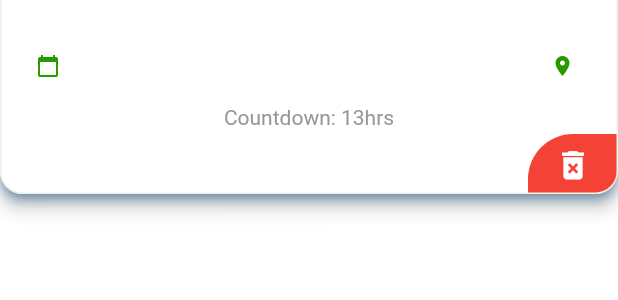
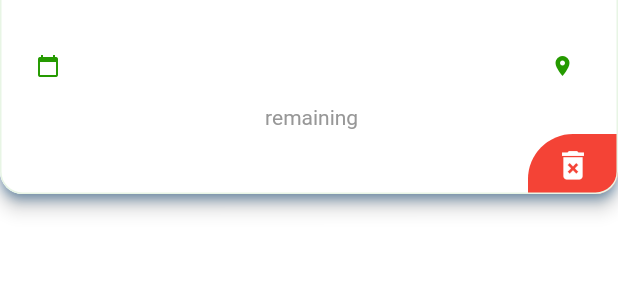
Before and after one commit to ElieBamunoba/MyTimeTable, a Flutter app: the UpcomingUnitCard widget shown alone on an empty page, opened directly with empty values, after a tap on the "delete forever" icon, on a phone screen of 412 x 824 dp. Shown: the part 130-430 px from the top of the screen. Run offline on Flutter 3.47's test engine with Material 2 defaults, Android fonts, the phone set to English and light mode, and no system bars; our stand-ins replace equatable, flutter_bloc, flutter_svg, fluttertoast, shared_preferences; accounts and stored records are empty; Roboto replaces fonts that are missing (Montserrat); statements that could not run were skipped.

Commit message:
countdown logic

```diff
--- a/lib/presentation/Widgets/up_coming_unit_card.dart
+++ b/lib/presentation/Widgets/up_coming_unit_card.dart
@@ -1,16 +1,98 @@
+import 'dart:async';
+
 import 'package:flutter/material.dart';
 import 'package:flutter_bloc/flutter_bloc.dart';
+import 'package:intl/intl.dart';
 
 import '../../bloc/saved_units/saved_units_bloc.dart';
 import '../../models/unit_model.dart';
 import '/constants/colors.dart';
 
-class UpcomingUnitCard extends StatelessWidget {
+class UpcomingUnitCard extends StatefulWidget {
   const UpcomingUnitCard({
-    super.key,
+    Key? key,
     required this.unit,
-  });
+  }) : super(key: key);
   final UnitModel unit;
+
+  @override
+  State<UpcomingUnitCard> createState() => _UpcomingUnitCardState();
+}
+
+class _UpcomingUnitCardState extends State<UpcomingUnitCard> {
+  String message = "";
+
+  String formatTime(int time, String singular, String plural) {
+    if (time == 1) {
+      return "${NumberFormat().format(time)} $singular";
+    } else {
+      return "${NumberFormat().format(time)} $plural";
+    }
+  }
+
+  void startTimer() {
+    final date = widget.unit?.date ?? '0000 00/00/00';
+    final time = widget.unit?.time ?? '00:00AM-00:00AM';
+    DateTime startTime = DateFormat('dd/MM/yy hh:mma')
+        .parse('${date.split(" ")[1]} ${time.split('-')[0]}');
+    // Calculate the difference between the start time and the current time
+    Duration difference = startTime.difference(DateTime.now());
+
+    // If the start time is in the past, set the duration to 0
+    if (difference.isNegative) {
+      difference = Duration(seconds: 0);
+    }
+
+    // Create a stream that emits a value every second
+    Stream<int> stream = Stream.periodic(Duration(seconds: 1), (int count) {
+      setState(() {});
+      message = "";
+      return count;
+    });
+
+    // Declare the subscription variable
+    StreamSubscription? subscription;
+
+    // Listen to the stream and execute some code every time a value is emitted
+    subscription = stream.listen((int count) {
+      Duration remaining = difference - Duration(seconds: count);
+
+      if (remaining.isNegative) {
+        // If the remaining time is negative, cancel the subscription
+        subscription!.cancel();
+      } else {
+        int days = remaining.inDays;
+        int hours = remaining.inHours % 24;
+        int minutes = remaining.inMinutes % 60;
+        int seconds = remaining.inSeconds % 60;
+
+        if (remaining.inDays >= 1) {
+          message += formatTime(days, "day", "days");
+          if (hours > 0) {
+            message +=
+                " ${formatTime(hours, "hour", "hours")} ${formatTime(minutes, "minute", "minutes")}";
+          }
+        } else if (remaining.inHours >= 1) {
+          message += formatTime(hours, "hour", "hours");
+          if (minutes > 0) {
+            message += " ${formatTime(minutes, "minute", "minutes")} ";
+          }
+        } else {
+          message += formatTime(minutes, "minute", "minutes");
+          if (seconds > 0) {
+            message += " ${formatTime(seconds, "second", "seconds")}";
+          }
+        }
+      }
+    });
+  }
+
+  @override
+  void didChangeDependencies() {
+    print("heyyyyyyyyyyyyyyyyyyyyyy");
+    startTimer();
+    super.didChangeDependencies();
+  }
 
   @override
   Widget build(BuildContext context) {
@@ -42,8 +124,8 @@ class UpcomingUnitCard extends StatelessWidget {
               mainAxisAlignment: MainAxisAlignment.spaceEvenly,
               crossAxisAlignment: CrossAxisAlignment.center,
               children: [
-                Text(unit.courseCode.toString()),
-                Text(unit.time.toString()),
+                Text(widget.unit.courseCode.toString()),
+                Text(widget.unit.time.toString()),
                 Row(
                   mainAxisAlignment: MainAxisAlignment.spaceBetween,
                   children: [
@@ -55,7 +137,7 @@ class UpcomingUnitCard extends StatelessWidget {
                           size: 16,
                         ),
                         const SizedBox(width: 10),
-                        Text(unit.date.toString()),
+                        Text(widget.unit.date.toString()),
                       ],
                     ),
                     Row(
@@ -66,12 +148,12 @@ class UpcomingUnitCard extends StatelessWidget {
                           size: 16,
                         ),
                         const SizedBox(width: 5),
-                        Text(unit.venue.toString()),
+                        Text(widget.unit.venue.toString()),
                       ],
                     ),
                   ],
                 ),
-                const Text("Countdown: 13hrs"),
+                Text("$message remaining"),
               ],
             ),
           ),
@@ -89,7 +171,9 @@ class UpcomingUnitCard extends StatelessWidget {
               icon: const Icon(Icons.delete_forever,
                   color: Colors.white, size: 25),
               onPressed: () {
-                context.read<SavedUnitsBloc>().add(DeleteUnit(unit: unit));
+                context
+                    .read<SavedUnitsBloc>()
+                    .add(DeleteUnit(unit: widget.unit));
                 context.read<SavedUnitsBloc>().add(LoadSavedUnits());
               },
             ),
```
